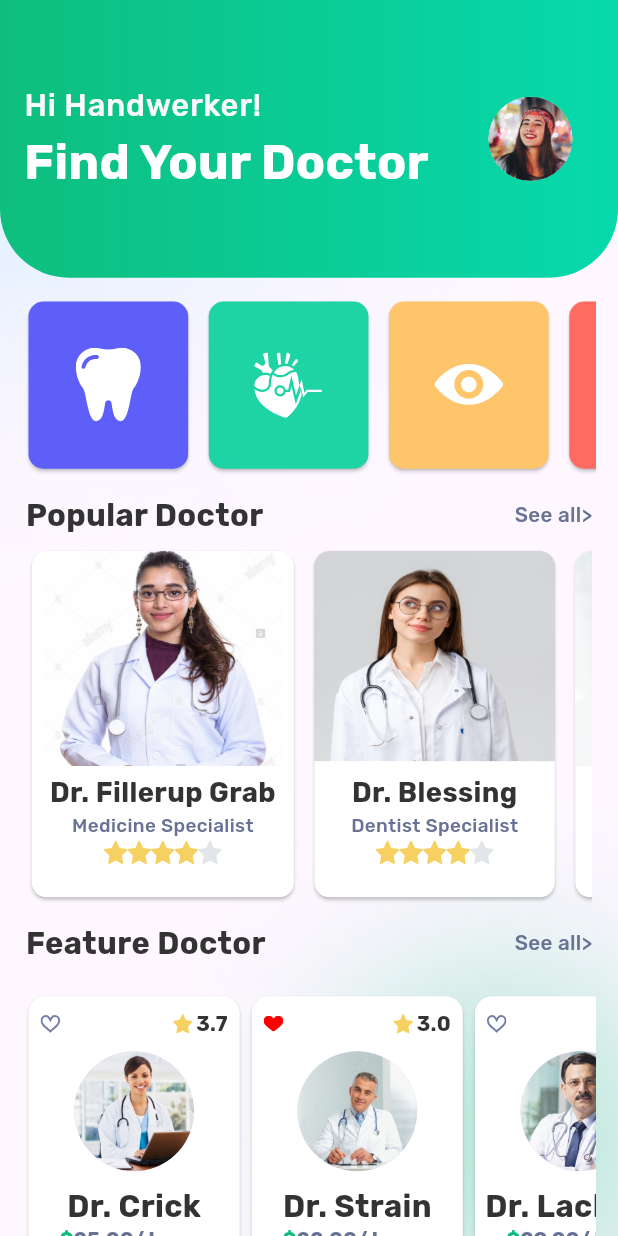
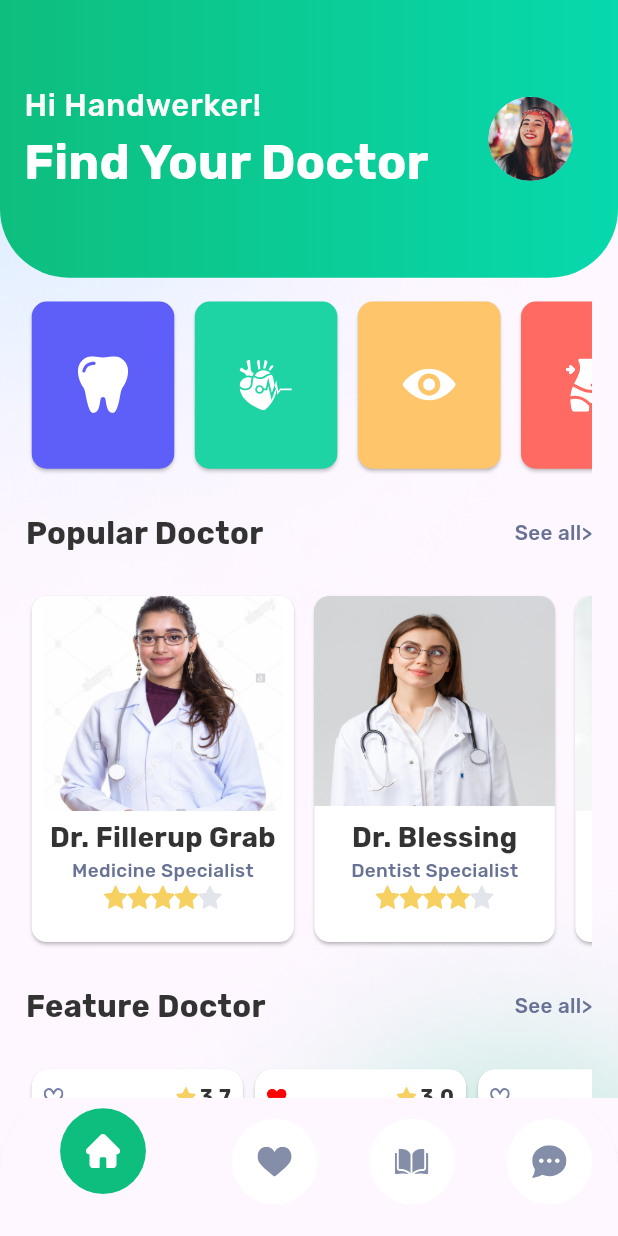
Before and after one commit to nadiakhaled1411999/Doctor-Hunt, a Flutter app: the HomeScreen screen opened by its route, on a phone screen of 412 x 824 dp. Run offline on Flutter 3.47's test engine with Material 3 defaults, Android fonts, the phone set to English and light mode, and no system bars; our stand-ins replace flutter_screenutil, flutter_svg.

Commit message:
homecommit3

```diff
--- a/lib/core/constants/app_assets.dart
+++ b/lib/core/constants/app_assets.dart
@@ -46,9 +46,14 @@ class AppAssets with PngAssets, SvgAssets, VideoAssets {
   static const String star = "${SvgAssets.svgAssets}star.svg";
   static const String heart = "${SvgAssets.svgAssets}heart.svg";
   static const String heartred = "${SvgAssets.svgAssets}heartred.svg";
+  static const String homeIcon = "${SvgAssets.svgAssets}homeIcon.svg";
+  static const String favoritesIcon= "${SvgAssets.svgAssets}favoritesIcon.svg";
+  static const String readingIcon = "${SvgAssets.svgAssets}readingIcon.svg";
+  static const String messagesIcon = "${SvgAssets.svgAssets}messagesIcon.svg";
 
 
-  // Video Assets
+
+// Video Assets
 //   static const String testOnBoardingVideo =
 //       "${VideoAssets.videoAssets}test.mp4";
 }
--- a/lib/core/theming/app_colors.dart
+++ b/lib/core/theming/app_colors.dart
@@ -22,6 +22,7 @@ class AppColors {
   static const colorCardIcon3=Color( 0xffffc56b);
   static const colorCardIcon4=Color(0xffff6a63);
   static const amber=Color(0xffF6D060);
+  static const iconBarColor=Color( 0xff858EA9);
 
 
 
--- a/lib/core/widgets/custom_svg_image.dart
+++ b/lib/core/widgets/custom_svg_image.dart
@@ -35,10 +35,12 @@ class CustomSVGImage extends StatelessWidget {
     }
     return GestureDetector(
       onTap: onTap,
-      child: SvgPicture.asset(
+      child: SvgPicture.asset( asset,
         width: width?.w ?? 0,
+        colorFilter: color != null ? ColorFilter.mode(color!, BlendMode.srcIn) : null,
         height: height?.h ?? 0,
-        asset,
+
+
 
       //  fit: fit,
         matchTextDirection: matchTextDirection,
--- a/lib/features/home/presentation/screens/home_screen.dart
+++ b/lib/features/home/presentation/screens/home_screen.dart
@@ -4,12 +4,106 @@ import 'package:untitled/features/home/presentation/widgets/feature_doctor_card.
 import 'package:untitled/features/home/presentation/widgets/icon_card.dart';
 import 'package:untitled/features/home/presentation/widgets/popular_doctor_card.dart';
 
-class HomeScreen extends StatelessWidget {
+class HomeScreen extends StatefulWidget {
   const HomeScreen({super.key});
+
+  @override
+  State<HomeScreen> createState() => _HomeScreenState();
+}
+
+class _HomeScreenState extends State<HomeScreen> {
+  int selectedIndex = 0;
 
   @override
   Widget build(BuildContext context) {
     return Scaffold(
+        bottomNavigationBar: ClipRRect(
+          borderRadius: BorderRadius.only(
+            topLeft: Radius.circular(40.r),
+            topRight: Radius.circular(40.r),
+          ),
+          child: BottomNavigationBar(
+            onTap: (val) {
+              setState(() {
+                selectedIndex = val;
+              });
+            },
+            currentIndex: selectedIndex,
+            type: BottomNavigationBarType.shifting,
+            selectedItemColor: AppColors.primaryColor,
+
+
+            items: [
+              BottomNavigationBarItem(
+                icon: CircleAvatar(
+                  radius: 25.r,
+                  backgroundColor: selectedIndex == 0
+                      ? AppColors.primaryColor
+                      : AppColors.white,
+                  child: CustomSVGImage(
+                    asset: AppAssets.homeIcon,
+                    width: 20,
+                    height: 20,
+                    color: selectedIndex == 0
+                        ? AppColors.white
+                        : AppColors.iconBarColor,
+                  ),
+                ),
+                label: '',
+              ),
+              BottomNavigationBarItem(
+                  // backgroundColor: AppColors.colorCardIcon4,
+                  icon: CircleAvatar(
+                    radius: 25.r,
+                    backgroundColor: selectedIndex == 1
+                        ? AppColors.primaryColor
+                        : AppColors.white,
+                    child: CustomSVGImage(
+                      asset: AppAssets.favoritesIcon,
+                      width: 20,
+                      height: 20,
+                      color: selectedIndex == 1
+                          ? AppColors.white
+                          : AppColors.iconBarColor,
+                    ),
+                  ),
+                  label: ''),
+              BottomNavigationBarItem(
+
+                  icon: CircleAvatar(
+                    radius: 25.r,
+                    backgroundColor: selectedIndex == 2
+                        ? AppColors.primaryColor
+                        : AppColors.white,
+                    child: CustomSVGImage(
+                      asset: AppAssets.readingIcon,
+                      width: 20,
+                      height: 20,
+                      color: selectedIndex == 2
+                          ? AppColors.white
+                          : AppColors.iconBarColor,
+                    ),
+                  ),
+                  label: ''),
+              BottomNavigationBarItem(
+                  icon: CircleAvatar(
+                    radius: 25.r,
+                    backgroundColor: selectedIndex == 3
+                        ? AppColors.primaryColor
+                        : AppColors.white,
+                    child: CustomSVGImage(
+                      asset: AppAssets.messagesIcon,
+                      width: 20,
+                      height: 20,
+                      color: selectedIndex == 3
+                          ? AppColors.white
+                          : AppColors.iconBarColor,
+                    ),
+                  ),
+                  label: ''),
+            ],
+          ),
+        ),
         body: SingleChildScrollView(
           child: Stack(
             children: [
@@ -54,7 +148,7 @@ class HomeScreen extends StatelessWidget {
                 ),
                 verticalSpace(10),
                 Padding(
-              padding: const EdgeInsets.symmetric(horizontal: 15),
+                  padding:  EdgeInsets.symmetric(horizontal: 15.w),
                   child: SizedBox(
                     height: 100.h,
                     child: ListView(
@@ -79,9 +173,10 @@ class HomeScreen extends StatelessWidget {
                         ]),
                   ),
                 ),
-            verticalSpace(5),
+                verticalSpace(10),
                 Padding(
-              padding: EdgeInsets.symmetric(horizontal: 15.w, vertical: 5.h),
+                  padding:
+                      EdgeInsets.symmetric(horizontal: 15.w, vertical: 10.h),
                   child: Row(
                     mainAxisAlignment: MainAxisAlignment.spaceBetween,
                     children: [
@@ -102,7 +197,7 @@ class HomeScreen extends StatelessWidget {
                 ),
                 Padding(
                   padding: EdgeInsets.symmetric(
-                horizontal: 15.w,
+                    horizontal: 15.w,vertical: 10.h
                   ),
                   child: SizedBox(
                       height: 200.h,
@@ -128,7 +223,8 @@ class HomeScreen extends StatelessWidget {
                       )),
                 ),
                 Padding(
-              padding: EdgeInsets.symmetric(horizontal: 15.w, vertical: 10.h),
+                  padding:
+                      EdgeInsets.symmetric(horizontal: 15.w, vertical: 10.h),
                   child: Row(
                     mainAxisAlignment: MainAxisAlignment.spaceBetween,
                     children: [
@@ -149,26 +245,29 @@ class HomeScreen extends StatelessWidget {
                 ),
                 Padding(
                     padding: EdgeInsets.symmetric(
-                  horizontal: 15,
-                  vertical: 5,
+                      horizontal: 15.w,vertical: 10.h,
+
                     ),
                     child: SizedBox(
-                  height: 200,
+                      height: 200.h,
                       child: ListView(
                         shrinkWrap: true,
                         scrollDirection: Axis.horizontal,
-                    children:[
-                      FeatureDoctorCard(name: 'Dr. Crick',
+                        children: [
+                          FeatureDoctorCard(
+                              name: 'Dr. Crick',
                               salary: '25.00/ hours',
                               imageFeatuerDoctor: AppAssets.featureDoctor1,
                               iconPath: AppAssets.heart,
                               rate: '3.7'),
-                      FeatureDoctorCard(name: 'Dr. Strain',
+                          FeatureDoctorCard(
+                              name: 'Dr. Strain',
                               salary: '22.00/ hours',
                               iconPath: AppAssets.heartred,
                               imageFeatuerDoctor: AppAssets.featureDoctor2,
                               rate: '3.0'),
-                      FeatureDoctorCard(name: 'Dr. Lachinet',
+                          FeatureDoctorCard(
+                              name: 'Dr. Lachinet',
                               salary: '29.00/ hours',
                               imageFeatuerDoctor: AppAssets.featureDoctor3,
                               iconPath: AppAssets.heart,
@@ -176,7 +275,6 @@ class HomeScreen extends StatelessWidget {
                         ],
                       ),
                     )),
-
               ]),
             ],
           ),
--- a/lib/features/home/presentation/widgets/icon_card.dart
+++ b/lib/features/home/presentation/widgets/icon_card.dart
@@ -12,7 +12,7 @@ class IconCard extends StatelessWidget {
   @override
   Widget build(BuildContext context) {
     return  SizedBox(
-      width: 100.w,
+      width:90 .w,
       height: 100.h,
       child: Card(
         color: colorCard,
@@ -22,8 +22,8 @@ class IconCard extends StatelessWidget {
         child: Center(
           child:CustomSVGImage(
             asset: icon,
-            width:35.w,
-            height: 35.h,
+            width:27.w,
+            height: 27.h,
           ),
 
         ),
```
Also changed, not shown: assets/svg/favoritesIcon.svg (added), assets/svg/homeIcon.svg (added), assets/svg/messagesIcon.svg (added), assets/svg/readingIcon.svg (added). Lines whose indentation alone changed are shown as unchanged.
